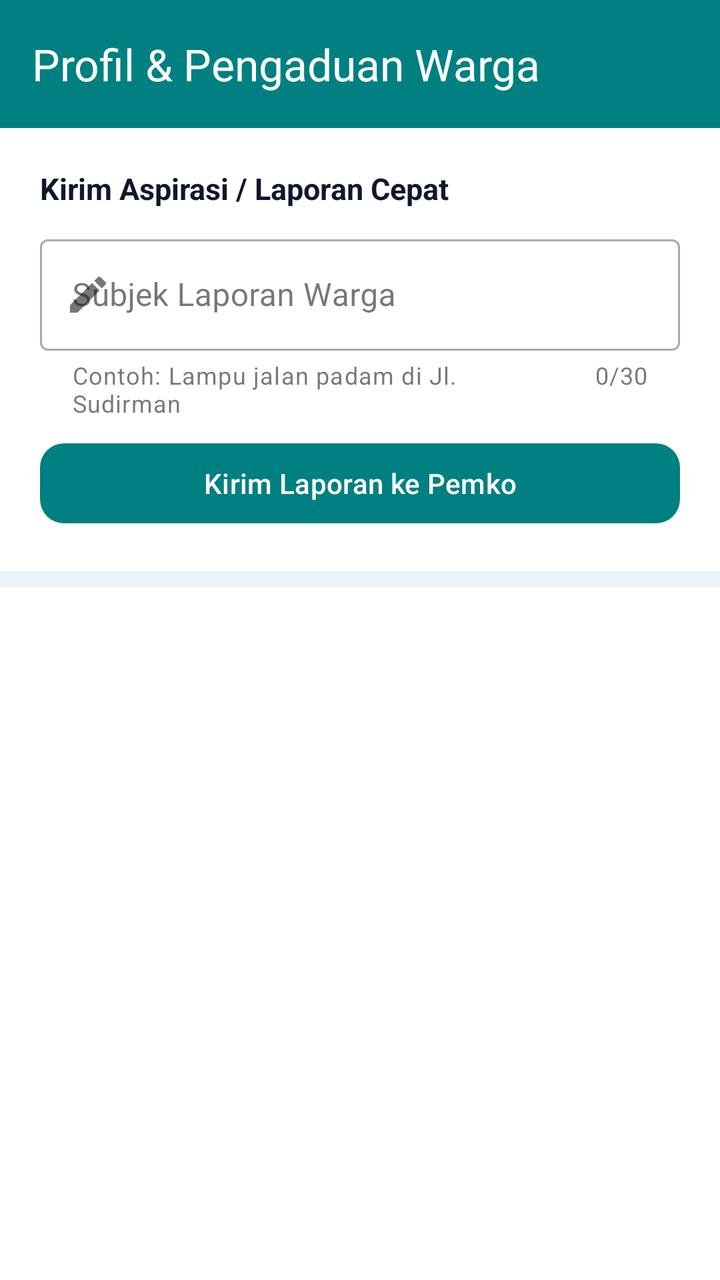
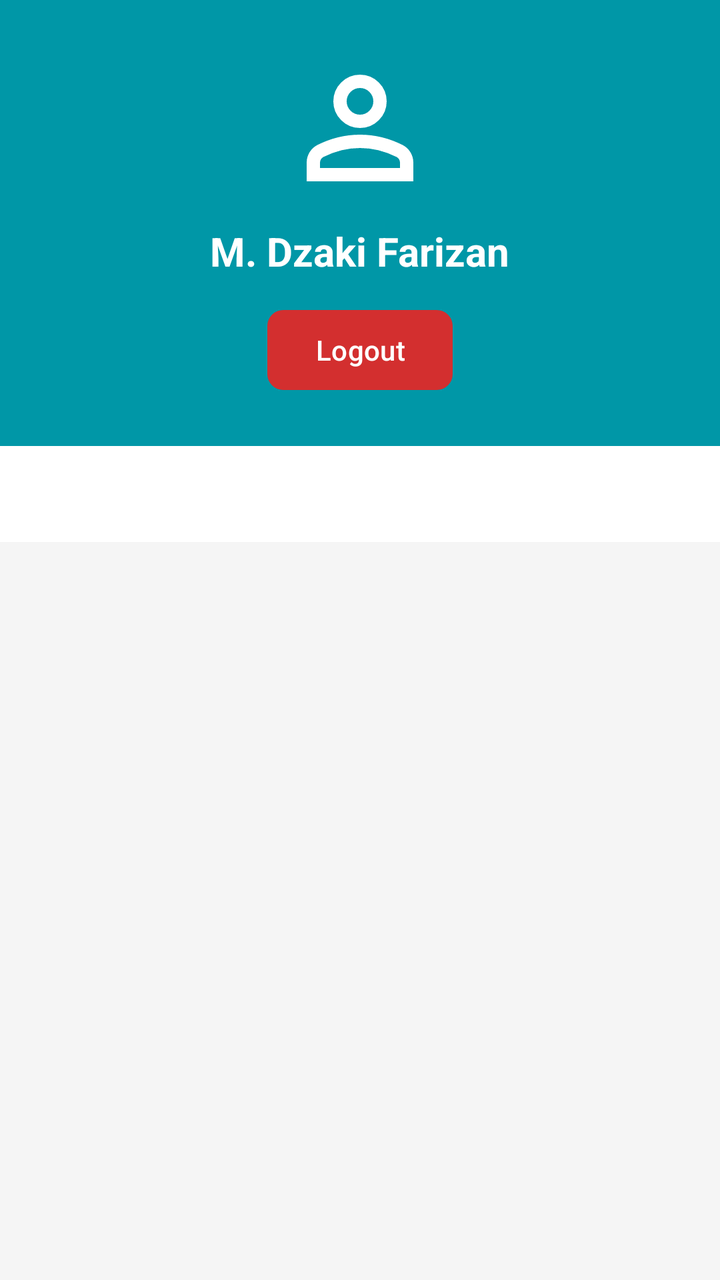

The first picture is an Android layout as it rendered before a commit; the second is the same layout after the commit. The layout source and the unified diff follow.
<!-- AndroidManifest.xml: application theme Theme.Dzaki_3tia -->
<!-- res/layout/fragment_profil.xml -->
<?xml version="1.0" encoding="utf-8"?>
<androidx.coordinatorlayout.widget.CoordinatorLayout
    xmlns:android="http://schemas.android.com/apk/res/android"
    xmlns:app="http://schemas.android.com/apk/res-auto"
    android:layout_width="match_parent"
    android:layout_height="match_parent"
    android:background="@color/civika_bg">

    <com.google.android.material.appbar.AppBarLayout
        android:id="@+id/appBarLayout"
        android:layout_width="match_parent"
        android:layout_height="wrap_content"
        android:theme="@style/ThemeOverlay.AppCompat.Dark.ActionBar">

        <androidx.appcompat.widget.Toolbar
            android:id="@+id/toolbar"
            android:layout_width="match_parent"
            android:layout_height="?attr/actionBarSize"
            android:background="@color/civika_teal"
            app:layout_scrollFlags="scroll|enterAlways"
            app:title="Profil &amp; Pengaduan Warga"
            app:titleTextColor="@color/white" />
    </com.google.android.material.appbar.AppBarLayout>

    <LinearLayout
        android:layout_width="match_parent"
        android:layout_height="match_parent"
        android:orientation="vertical"
        app:layout_behavior="@string/appbar_scrolling_view_behavior">

        
        <LinearLayout
            android:layout_width="match_parent"
            android:layout_height="wrap_content"
            android:background="@color/white"
            android:orientation="vertical"
            android:padding="20dp">

            <TextView
                android:layout_width="wrap_content"
                android:layout_height="wrap_content"
                android:text="Kirim Aspirasi / Laporan Cepat"
                android:textColor="@color/civika_navy"
                android:textSize="15sp"
                android:textStyle="bold" />

            <com.google.android.material.textfield.TextInputLayout
                android:id="@+id/textInputLayout"
                style="@style/Widget.MaterialComponents.TextInputLayout.OutlinedBox"
                android:layout_width="match_parent"
                android:layout_height="wrap_content"
                android:layout_marginTop="10dp"
                android:hint="Subjek Laporan Warga"
                app:startIconDrawable="@drawable/ic_edit"
                app:endIconMode="clear_text"
                app:helperText="Contoh: Lampu jalan padam di Jl. Sudirman"
                app:counterEnabled="true"
                app:counterMaxLength="30">

                <com.google.android.material.textfield.TextInputEditText
                    android:id="@+id/etLaporan"
                    android:layout_width="match_parent"
                    android:layout_height="wrap_content"
                    android:inputType="text" />
            </com.google.android.material.textfield.TextInputLayout>

            <com.google.android.material.button.MaterialButton
                android:id="@+id/btnKirimLaporan"
                android:layout_width="match_parent"
                android:layout_height="wrap_content"
                android:layout_marginTop="8dp"
                android:text="Kirim Laporan ke Pemko"
                app:backgroundTint="@color/civika_teal"
                app:cornerRadius="12dp" />
        </LinearLayout>

        
        <ListView
            android:id="@+id/listViewProfil"
            android:layout_width="match_parent"
            android:layout_height="match_parent"
            android:layout_marginTop="8dp"
            android:background="@color/white" />

    </LinearLayout>
</androidx.coordinatorlayout.widget.CoordinatorLayout>
<!-- resources referenced by this layout -->
<resources>
  <color name="civika_bg">#EAF4FA</color>
  <color name="civika_navy">#0F172A</color>
  <color name="civika_teal">#008080</color>
  <color name="white">#FFFFFFFF</color>
  <!-- drawable ic_edit (drawable) -->
  <vector xmlns:android="http://schemas.android.com/apk/res/android" android:height="24dp" android:tint="#000000" android:viewportHeight="24" android:viewportWidth="24" android:width="24dp">
        
      <path android:fillColor="@android:color/white" android:pathData="M3,17.25V21h3.75L17.81,9.94l-3.75,-3.75L3,17.25zM20.71,7.04c0.39,-0.39 0.39,-1.02 0,-1.41l-2.34,-2.34c-0.39,-0.39 -1.02,-0.39 -1.41,0l-1.83,1.83 3.75,3.75 1.83,-1.83z"/>
      
  </vector>
  <style name="Theme.Dzaki_3tia" parent="Base.Theme.Dzaki_3tia" />
  <style name="Base.Theme.Dzaki_3tia" parent="Theme.Material3.DayNight.NoActionBar">
          
          
      </style>
</resources>

<!-- the commit's change to res/layout/fragment_profil.xml (unified diff, before → after) -->
@@ -1,86 +1,59 @@
 <?xml version="1.0" encoding="utf-8"?>
-<androidx.coordinatorlayout.widget.CoordinatorLayout
-    xmlns:android="http://schemas.android.com/apk/res/android"
+<LinearLayout xmlns:android="http://schemas.android.com/apk/res/android"
     xmlns:app="http://schemas.android.com/apk/res-auto"
     android:layout_width="match_parent"
     android:layout_height="match_parent"
-    android:background="@color/civika_bg">
+    android:orientation="vertical"
+    android:background="#F5F5F5">
 
-    <com.google.android.material.appbar.AppBarLayout
-        android:id="@+id/appBarLayout"
+    
+    <LinearLayout
         android:layout_width="match_parent"
         android:layout_height="wrap_content"
-        android:theme="@style/ThemeOverlay.AppCompat.Dark.ActionBar">
+        android:orientation="vertical"
+        android:padding="24dp"
+        android:gravity="center"
+        android:background="#0097A7">
 
-        <androidx.appcompat.widget.Toolbar
-            android:id="@+id/toolbar"
-            android:layout_width="match_parent"
-            android:layout_height="?attr/actionBarSize"
-            android:background="@color/civika_teal"
-            app:layout_scrollFlags="scroll|enterAlways"
-            app:title="Profil &amp; Pengaduan Warga"
-            app:titleTextColor="@color/white" />
-    </com.google.android.material.appbar.AppBarLayout>
+        <ImageView
+            android:layout_width="80dp"
+            android:layout_height="80dp"
+            android:src="@drawable/ic_profile"
+            app:tint="@color/white" />
 
-    <LinearLayout
+        <TextView
+            android:layout_width="wrap_content"
+            android:layout_height="wrap_content"
+            android:text="M. Dzaki Farizan"
+            android:textColor="@color/white"
+            android:textSize="20sp"
+            android:textStyle="bold"
+            android:layout_marginTop="8dp"/>
+
+        <com.google.android.material.button.MaterialButton
+            android:id="@+id/btnLogout"
+            android:layout_width="wrap_content"
+            android:layout_height="wrap_content"
+            android:text="Logout"
+            app:backgroundTint="#D32F2F"
+            app:cornerRadius="8dp"
+            android:layout_marginTop="12dp"/>
+    </LinearLayout>
+
+    
+    <com.google.android.material.tabs.TabLayout
+        android:id="@+id/tabLayoutProfil"
         android:layout_width="match_parent"
-        android:layout_height="match_parent"
-        android:orientation="vertical"
-        app:layout_behavior="@string/appbar_scrolling_view_behavior">
+        android:layout_height="wrap_content"
+        app:tabIndicatorColor="#0097A7"
+        app:tabSelectedTextColor="#0097A7"
+        app:tabTextColor="#757575"
+        android:background="@color/white"/>
 
-        
-        <LinearLayout
-            android:layout_width="match_parent"
-            android:layout_height="wrap_content"
-            android:background="@color/white"
-            android:orientation="vertical"
-            android:padding="20dp">
+    
+    <androidx.viewpager2.widget.ViewPager2
+        android:id="@+id/viewPagerProfil"
+        android:layout_width="match_parent"
+        android:layout_height="match_parent" />
 
-            <TextView
-                android:layout_width="wrap_content"
-                android:layout_height="wrap_content"
-                android:text="Kirim Aspirasi / Laporan Cepat"
-                android:textColor="@color/civika_navy"
-                android:textSize="15sp"
-                android:textStyle="bold" />
-
-            <com.google.android.material.textfield.TextInputLayout
-                android:id="@+id/textInputLayout"
-                style="@style/Widget.MaterialComponents.TextInputLayout.OutlinedBox"
-                android:layout_width="match_parent"
-                android:layout_height="wrap_content"
-                android:layout_marginTop="10dp"
-                android:hint="Subjek Laporan Warga"
-                app:startIconDrawable="@drawable/ic_edit"
-                app:endIconMode="clear_text"
-                app:helperText="Contoh: Lampu jalan padam di Jl. Sudirman"
-                app:counterEnabled="true"
-                app:counterMaxLength="30">
-
-                <com.google.android.material.textfield.TextInputEditText
-                    android:id="@+id/etLaporan"
-                    android:layout_width="match_parent"
-                    android:layout_height="wrap_content"
-                    android:inputType="text" />
-            </com.google.android.material.textfield.TextInputLayout>
-
-            <com.google.android.material.button.MaterialButton
-                android:id="@+id/btnKirimLaporan"
-                android:layout_width="match_parent"
-                android:layout_height="wrap_content"
-                android:layout_marginTop="8dp"
-                android:text="Kirim Laporan ke Pemko"
-                app:backgroundTint="@color/civika_teal"
-                app:cornerRadius="12dp" />
-        </LinearLayout>
-
-        
-        <ListView
-            android:id="@+id/listViewProfil"
-            android:layout_width="match_parent"
-            android:layout_height="match_parent"
-            android:layout_marginTop="8dp"
-            android:background="@color/white" />
-
-    </LinearLayout>
-</androidx.coordinatorlayout.widget.CoordinatorLayout>
+</LinearLayout>
<!-- resource entries referenced after the edit -->
@@ -1,13 +1,10 @@
 <!-- resources referenced by this layout -->
 <resources>
-  <color name="civika_bg">#EAF4FA</color>
-  <color name="civika_navy">#0F172A</color>
-  <color name="civika_teal">#008080</color>
   <color name="white">#FFFFFFFF</color>
-  <!-- drawable ic_edit (drawable) -->
-  <vector xmlns:android="http://schemas.android.com/apk/res/android" android:height="24dp" android:tint="#000000" android:viewportHeight="24" android:viewportWidth="24" android:width="24dp">
+  <!-- drawable ic_profile (drawable) -->
+  <vector xmlns:android="http://schemas.android.com/apk/res/android" android:height="24dp" android:tint="#000000" android:viewportHeight="960" android:viewportWidth="960" android:width="24dp">
         
-      <path android:fillColor="@android:color/white" android:pathData="M3,17.25V21h3.75L17.81,9.94l-3.75,-3.75L3,17.25zM20.71,7.04c0.39,-0.39 0.39,-1.02 0,-1.41l-2.34,-2.34c-0.39,-0.39 -1.02,-0.39 -1.41,0l-1.83,1.83 3.75,3.75 1.83,-1.83z"/>
+      <path android:fillColor="@android:color/white" android:pathData="M367,433Q320,386 320,320Q320,254 367,207Q414,160 480,160Q546,160 593,207Q640,254 640,320Q640,386 593,433Q546,480 480,480Q414,480 367,433ZM160,800L160,688Q160,654 177.5,625.5Q195,597 224,582Q286,551 350,535.5Q414,520 480,520Q546,520 610,535.5Q674,551 736,582Q765,597 782.5,625.5Q800,654 800,688L800,800L160,800ZM240,720L720,720L720,688Q720,677 714.5,668Q709,659 700,654Q646,627 591,613.5Q536,600 480,600Q424,600 369,613.5Q314,627 260,654Q251,659 245.5,668Q240,677 240,688L240,720ZM536.5,376.5Q560,353 560,320Q560,287 536.5,263.5Q513,240 480,240Q447,240 423.5,263.5Q400,287 400,320Q400,353 423.5,376.5Q447,400 480,400Q513,400 536.5,376.5ZM480,320Q480,320 480,320Q480,320 480,320Q480,320 480,320Q480,320 480,320Q480,320 480,320Q480,320 480,320Q480,320 480,320Q480,320 480,320ZM480,720L480,720Q480,720 480,720Q480,720 480,720Q480,720 480,720Q480,720 480,720Q480,720 480,720Q480,720 480,720Q480,720 480,720Q480,720 480,720L480,720Z"/>
       
   </vector>
   <style name="Theme.Dzaki_3tia" parent="Base.Theme.Dzaki_3tia" />
